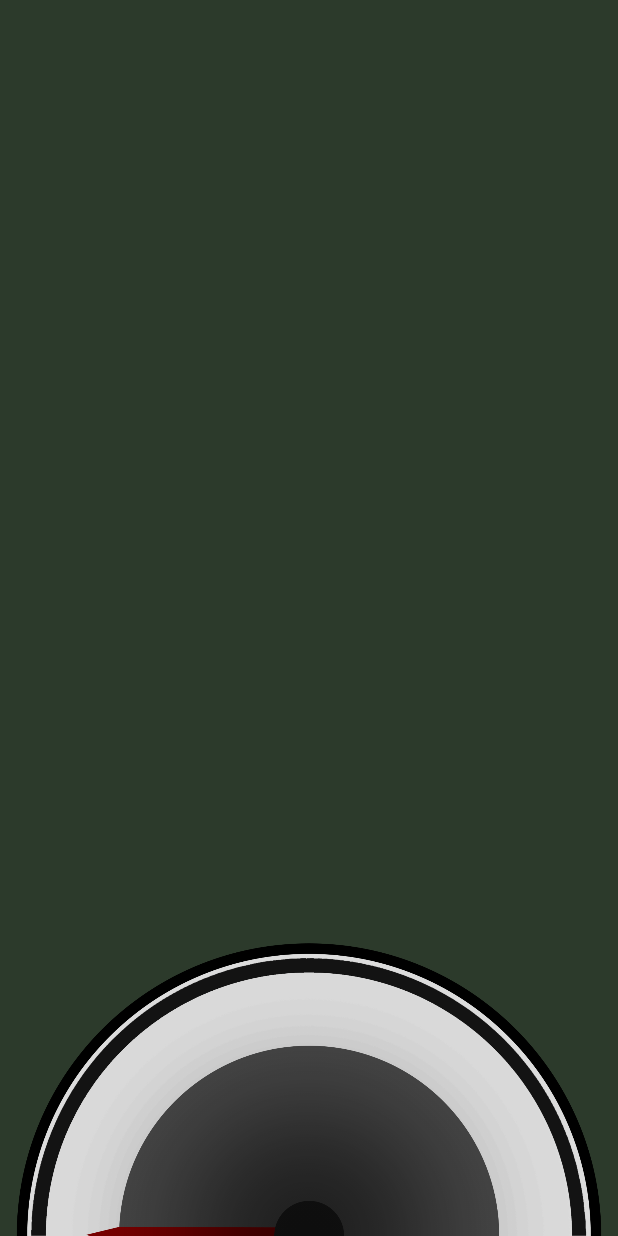
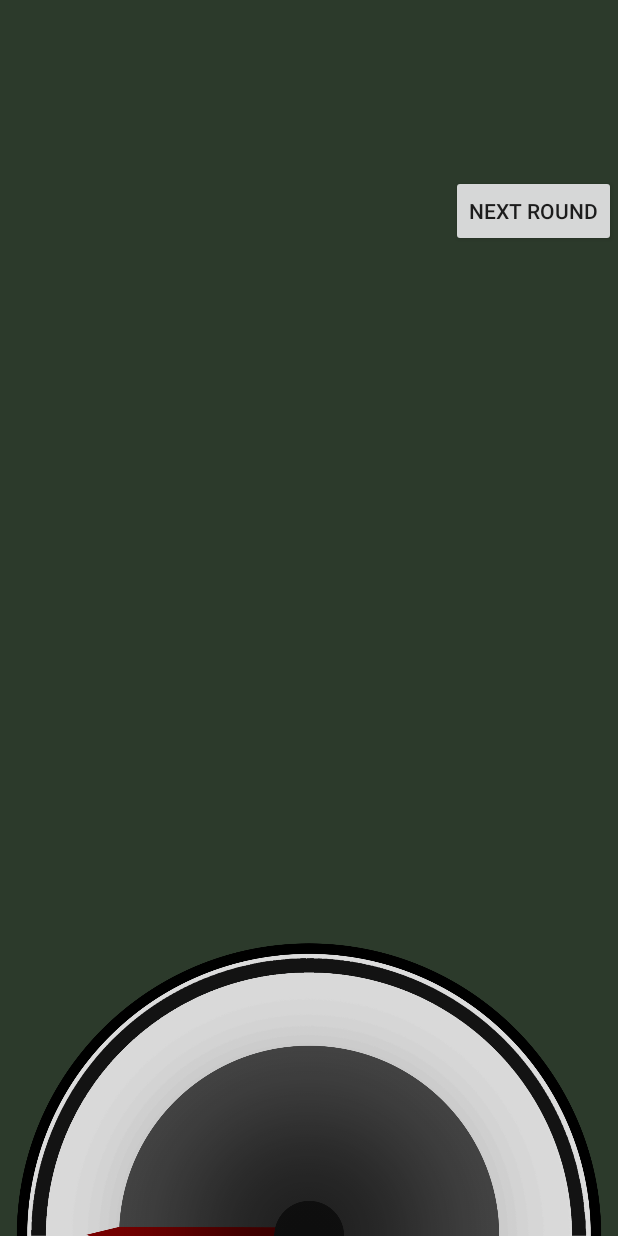
Before and after one commit to latedude2/P3_image_processing, an Android app: the layout activity_speedometer.xml on its own in the app's theme, with its tools: preview values and no code run, on a phone screen of 412 x 824 dp. Run offline under Robolectric (Android 15) with nearby library versions, the phone set to English and light mode, and no system bars.

Commit message:
99% done for android
"next round" functionallity added
doesn't let the same 2 cards to be chosen
everything commented
unnecessary code and imports deleted

```diff
--- a/android_application/android_application_for_P3/app/src/main/java/com/example/android_application_for_p3/ActivitySetSuits.java
+++ b/android_application/android_application_for_P3/app/src/main/java/com/example/android_application_for_p3/ActivitySetSuits.java
@@ -9,8 +9,6 @@ public class ActivitySetSuits extends AppCompatActivity {
 
     String card1 = "";
     String card2 = "";
-
-    String card = ""; //hand cards to send to the server (e.g. "5S8H", which is 5 of spades and 8 of hearts)
     String cardIndex = "";
 
     @Override
@@ -21,6 +19,7 @@ public class ActivitySetSuits extends AppCompatActivity {
         // setup the style to hide not needed bars and fill the background color
         new StyleSetup(this, getSupportActionBar());
 
+        //get the Extras from the previous activity
         cardIndex = getIntent().getStringExtra("cardIndex");
         card1 = getIntent().getStringExtra("card1");
         card2 = getIntent().getStringExtra("card2");
@@ -35,7 +34,8 @@ public class ActivitySetSuits extends AppCompatActivity {
         //get the name of that button (e.g. "suith", which is suit button for hearts)
         String buttonName = getResources().getResourceName(view.getId());
         //get the number of the button and send the last letter, because at first it's always empty
-        intent.putExtra("cards", String.valueOf(buttonName.charAt(buttonName.length() - 1)));
+        intent.putExtra("cards", String.valueOf(
+                buttonName.charAt(buttonName.length() - 1)));
         startActivity(intent);
     }
 }
--- a/android_application/android_application_for_P3/app/src/main/java/com/example/android_application_for_p3/ActivitySetValue.java
+++ b/android_application/android_application_for_P3/app/src/main/java/com/example/android_application_for_p3/ActivitySetValue.java
@@ -20,7 +20,7 @@ public class ActivitySetValue extends AppCompatActivity {
         // setup the style to hide not needed bars and fill the background color
         new StyleSetup(this, getSupportActionBar());
 
-        // if it was made from the intent (another activity called it), then take the info about handCards
+        // take the extras from the previous activity
         Intent intentBefore = getIntent();
         cards = intentBefore.getStringExtra("cards");
         card1 = intentBefore.getStringExtra("card1");
@@ -31,7 +31,7 @@ public class ActivitySetValue extends AppCompatActivity {
     public void onValueButtonClick(View view){
         //get the name of that button (e.g. "button_j")
         String buttonName = getResources().getResourceName(view.getId());
-        //get the number of the button
+        //get the number of the button and add to what is now there
         cards += String.valueOf(buttonName.charAt(buttonName.length() - 1));
 
         Intent intent = new Intent(this, ActivityCardInput.class);
--- a/android_application/android_application_for_P3/app/src/main/res/layout/activity_speedometer.xml
+++ b/android_application/android_application_for_P3/app/src/main/res/layout/activity_speedometer.xml
@@ -12,6 +12,14 @@
         android:layout_height="wrap_content"
         android:id="@+id/guideline"
         app:layout_constraintGuide_percent="2"
+        android:orientation="horizontal"
+        />
+
+    <androidx.constraintlayout.widget.Guideline
+        android:layout_width="match_parent"
+        android:layout_height="wrap_content"
+        android:id="@+id/guideline_next_round_button"
+        app:layout_constraintGuide_percent="0.2"
         android:orientation="horizontal"
         />
 
@@ -172,4 +180,14 @@
         app:layout_constraintEnd_toStartOf="@+id/guideline_card_four_five"
         app:layout_constraintStart_toStartOf="@+id/guideline_card_one_two" />
 
+    <Button
+        android:id="@+id/next_round_button"
+        android:layout_width="wrap_content"
+        android:layout_height="wrap_content"
+        android:onClick="onNextRoundClick"
+        android:text="Next round"
+        app:layout_constraintBottom_toTopOf="@+id/guideline_next_round_button"
+        app:layout_constraintEnd_toEndOf="parent"
+        app:layout_constraintStart_toStartOf="@+id/guideline_card_right" />
+
 </androidx.constraintlayout.widget.ConstraintLayout>
```
Also changed, not shown: android_application/android_application_for_P3/app/src/main/java/com/example/android_application_for_p3/ActivityCardInput.java (+38 -25 lines), android_application/android_application_for_P3/app/src/main/java/com/example/android_application_for_p3/ActivitySpeedometer.java (+69 -39 lines).
